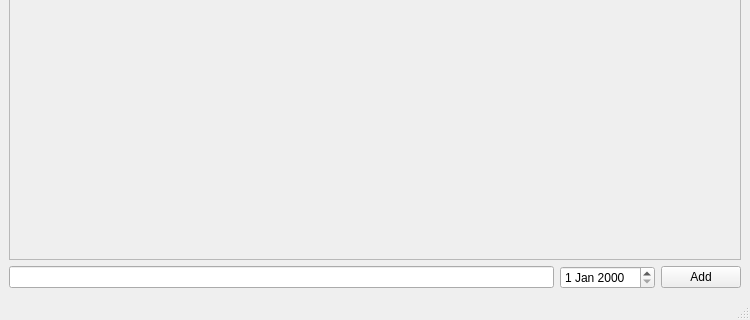
Above: Homework.ui from zsz12251665/HOSS-Client before the change; both pictures show x 0 to 750 and y 480 to 800 of the 750 by 800 pixel window. Below: the same form after it.
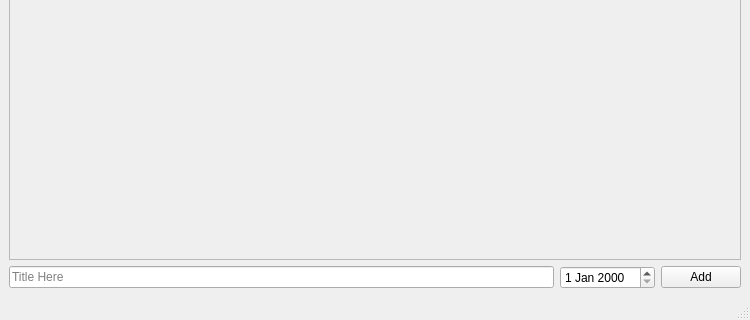
That is the form after the change. Icons and pictures are not drawn.

```diff
--- a/Homework.ui
+++ b/Homework.ui
@@ -169,7 +169,11 @@
     <item>
      <layout class="QHBoxLayout" name="horizontalLayout_3">
       <item>
-       <widget class="QLineEdit" name="edit_title"/>
+       <widget class="QLineEdit" name="edit_title">
+        <property name="placeholderText">
+         <string>Title Here</string>
+        </property>
+       </widget>
       </item>
       <item>
        <widget class="QDateEdit" name="edit_deadline"/>
```
